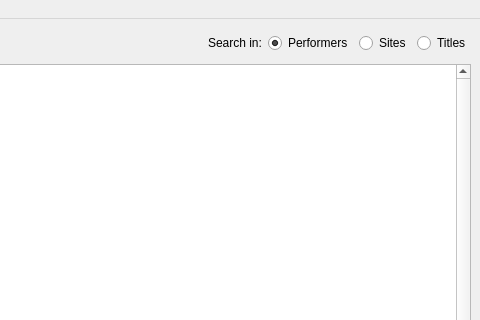
nschepsen/sxtools-manager, file src/sxtools/ui/mainwindow.ui: the form before one commit; both pictures show x 447 to 927 and y 0 to 320 of the 927 by 517 pixel window.
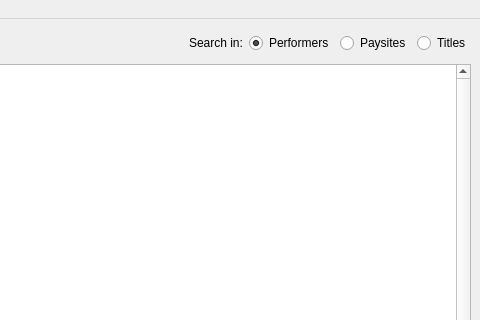
The form after the commit. Icons and pictures are not drawn.

The edit to the form file:
```diff
--- a/src/sxtools/ui/mainwindow.ui
+++ b/src/sxtools/ui/mainwindow.ui
@@ -112,7 +112,7 @@
       <item>
        <widget class="QRadioButton" name="rbPaySite">
         <property name="text">
-         <string>Sites</string>
+         <string>Paysites</string>
         </property>
         <attribute name="buttonGroup">
          <string notr="true">bgFilterKeyColumns</string>
```
Left out of the diff: 63 changed lines with no effect on the pictures.
